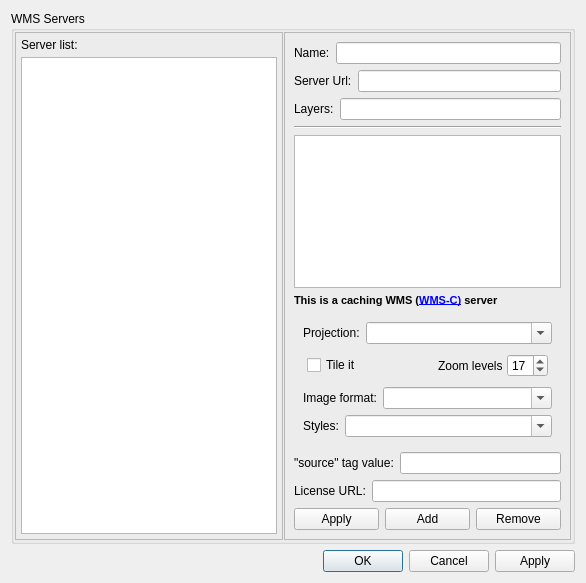
openstreetmap/merkaartor, file src/Preferences/WMSPreferencesDialog.ui: the form before one commit.
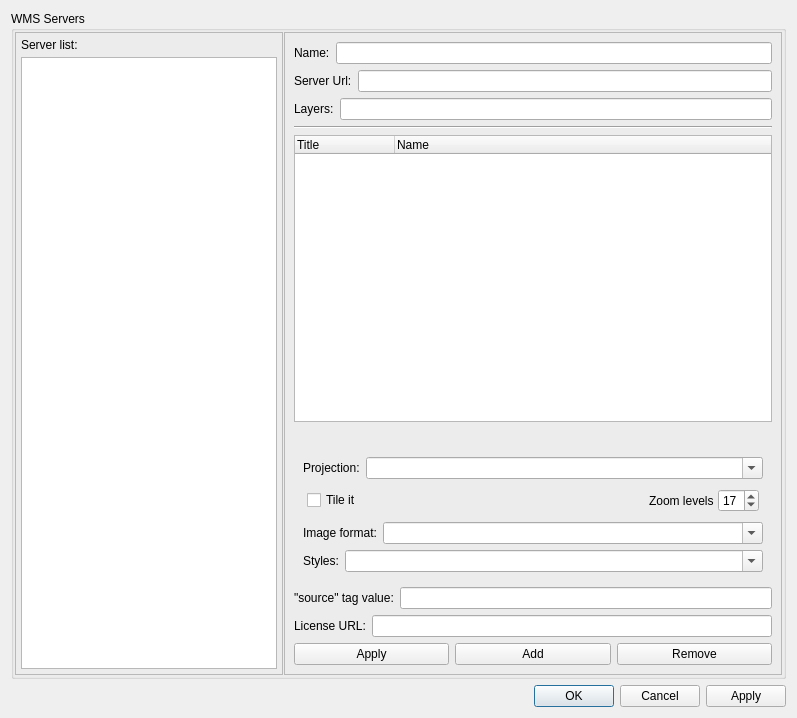
The form after the commit.

Commit message:
A little tuning of the WMS dialog.
I got rid of the error dialog and replaced it with a simple status line, and
added two-column view to display both title and machine name. Also, the tree now
supports cascade enable/disable operation.

The edit to the form file:
```diff
--- a/src/Preferences/WMSPreferencesDialog.ui
+++ b/src/Preferences/WMSPreferencesDialog.ui
@@ -6,8 +6,8 @@
    <rect>
     <x>0</x>
     <y>0</y>
-    <width>586</width>
-    <height>583</height>
+    <width>797</width>
+    <height>718</height>
    </rect>
   </property>
   <property name="windowTitle">
@@ -129,11 +129,19 @@
          <item>
           <widget class="QTreeWidget" name="tvWmsLayers">
            <property name="headerHidden">
-            <bool>true</bool>
+            <bool>false</bool>
            </property>
+           <property name="columnCount">
+            <number>2</number>
+           </property>
            <column>
             <property name="text">
-             <string>1</string>
+             <string>Title</string>
+            </property>
+           </column>
+           <column>
+            <property name="text">
+             <string notr="true">Name</string>
             </property>
            </column>
           </widget>
@@ -141,11 +149,7 @@
          <item>
           <widget class="QLabel" name="lblWMSC">
            <property name="text">
-            <string>&lt;!DOCTYPE HTML PUBLIC &quot;-//W3C//DTD HTML 4.0//EN&quot; &quot;http://www.w3.org/TR/REC-html40/strict.dtd&quot;&gt;
-&lt;html&gt;&lt;head&gt;&lt;meta name=&quot;qrichtext&quot; content=&quot;1&quot; /&gt;&lt;style type=&quot;text/css&quot;&gt;
-p, li { white-space: pre-wrap; }
-&lt;/style&gt;&lt;/head&gt;&lt;body style=&quot; font-family:'MS Shell Dlg 2'; font-size:8.25pt; font-weight:400; font-style:normal;&quot;&gt;
-&lt;p style=&quot; margin-top:0px; margin-bottom:0px; margin-left:0px; margin-right:0px; -qt-block-indent:0; text-indent:0px;&quot;&gt;&lt;span style=&quot; font-weight:600;&quot;&gt;This is a caching WMS (&lt;/span&gt;&lt;a href=&quot;http://wiki.openstreetmap.org/wiki/Merkaartor/Documentation#WMS-C_Servers&quot;&gt;&lt;span style=&quot; font-weight:600; text-decoration: underline; color:#0000ff;&quot;&gt;WMS-C)&lt;/span&gt;&lt;/a&gt;&lt;span style=&quot; font-weight:600;&quot;&gt; server&lt;/span&gt;&lt;/p&gt;&lt;/body&gt;&lt;/html&gt;</string>
+            <string notr="true"/>
            </property>
            <property name="openExternalLinks">
             <bool>true</bool>
@@ -313,19 +317,6 @@
            </item>
           </layout>
          </item>
-         <item>
-          <spacer>
-           <property name="orientation">
-            <enum>Qt::Vertical</enum>
-           </property>
-           <property name="sizeHint" stdset="0">
-            <size>
-             <width>20</width>
-             <height>1</height>
-            </size>
-           </property>
-          </spacer>
-         </item>
          <item>
           <layout class="QHBoxLayout" name="horizontalLayout">
            <item>
```
Left out of the diff: 5 changed lines with no effect on the pictures. The commit also changes 2 other files.
